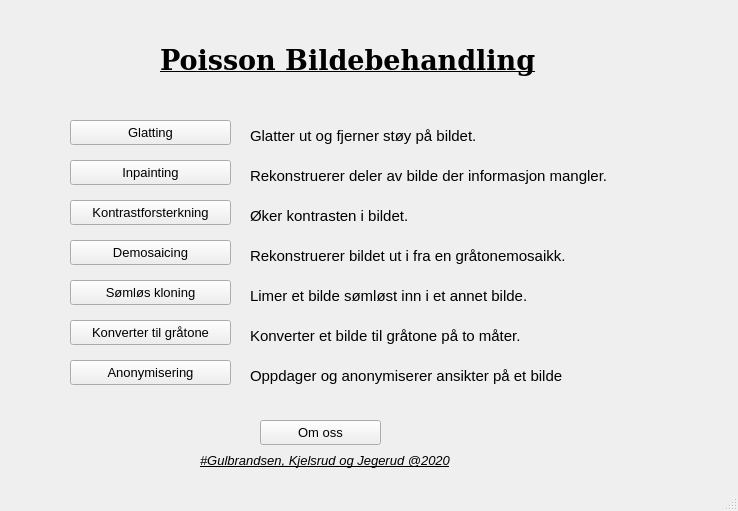
jegerud/Sciprog2020project, file src/Main.ui: the form before one commit.
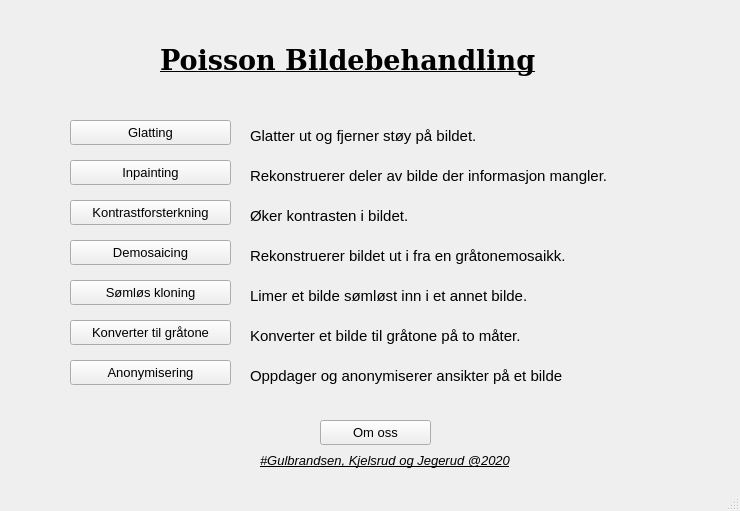
The form after the commit.

```diff
--- a/src/Main.ui
+++ b/src/Main.ui
@@ -6,7 +6,7 @@
    <rect>
     <x>0</x>
     <y>0</y>
-    <width>738</width>
+    <width>740</width>
     <height>511</height>
    </rect>
   </property>
@@ -295,9 +295,9 @@
    <widget class="QPushButton" name="about">
     <property name="geometry">
      <rect>
-      <x>260</x>
+      <x>320</x>
       <y>420</y>
-      <width>121</width>
+      <width>111</width>
       <height>25</height>
      </rect>
     </property>
@@ -309,11 +309,14 @@
     <property name="text">
      <string>Om oss</string>
     </property>
+    <property name="flat">
+     <bool>false</bool>
+    </property>
    </widget>
    <widget class="QLabel" name="glattingTekst_8">
     <property name="geometry">
      <rect>
-      <x>200</x>
+      <x>260</x>
       <y>440</y>
       <width>331</width>
       <height>41</height>
```
